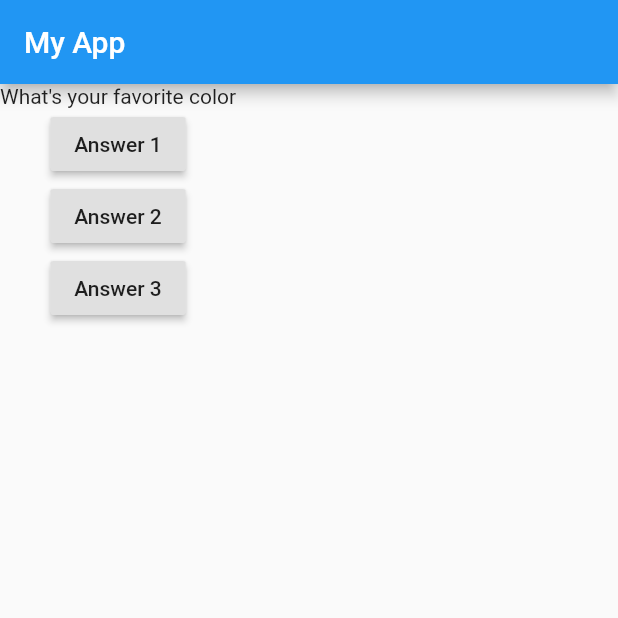
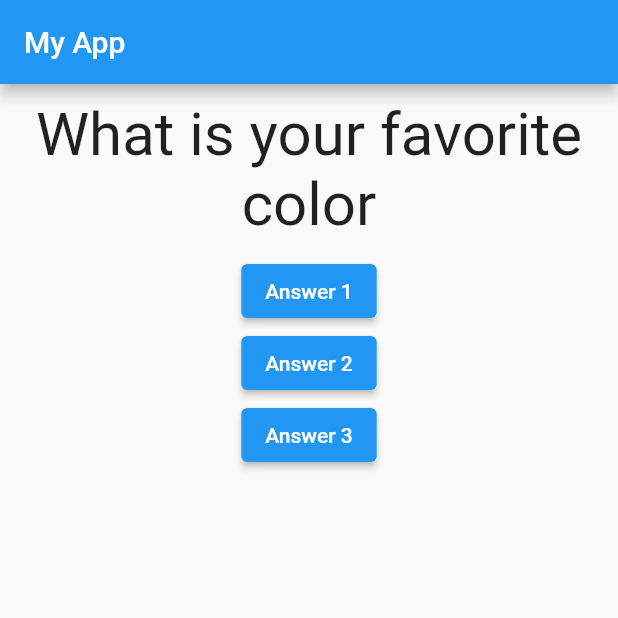
Before and after one commit to rishavnathpati/First_App-Flutter, a Flutter app: the screen it shows after launch, on a phone screen of 412 x 824 dp, the top half of it. Run offline on Flutter 3.47's test engine with Material 2 defaults, Android fonts, the phone set to English and light mode, and no system bars.

Commit message:
Updated for linux

```diff
--- a/lib/main.dart
+++ b/lib/main.dart
@@ -24,7 +24,7 @@ class _MyAppState extends State<MyApp> {
   @override
   Widget build(BuildContext context) {
     var question = [
-      'What\'s your favorite color',
+      'What is your favorite color',
       'What is your favorite animal'
     ];
     return MaterialApp(
@@ -37,15 +37,15 @@ class _MyAppState extends State<MyApp> {
             Question(
               question.elementAt(_questionIndex),
             ),
-            RaisedButton(
+            ElevatedButton(
               child: Text('Answer 1'),
               onPressed: _answerQuestion,
             ),
-            RaisedButton(
+            ElevatedButton(
               child: Text('Answer 2'),
               onPressed: () => print('Answer 2 chosen'),
             ),
-            RaisedButton(
+            ElevatedButton(
               child: Text('Answer 3'),
               onPressed: () {
                 print('Answer 3 chosen');
--- a/lib/question.dart
+++ b/lib/question.dart
@@ -1,12 +1,19 @@
 import 'package:flutter/material.dart';
 
 class Question extends StatelessWidget {
-  String questionText;
+  final String questionText;
 
   Question(this.questionText);
 
   @override
   Widget build(BuildContext context) {
-    return Text(questionText);
+    return Container(
+        width: double.infinity,
+        margin: EdgeInsets.all(10),
+        child: Text(
+          questionText,
+          style: TextStyle(fontSize: 40),
+          textAlign: TextAlign.center,
+        ));
   }
 }
```
Also changed, not shown: pubspec.lock, pubspec.yaml (line endings or trailing spaces), 36 other files.
